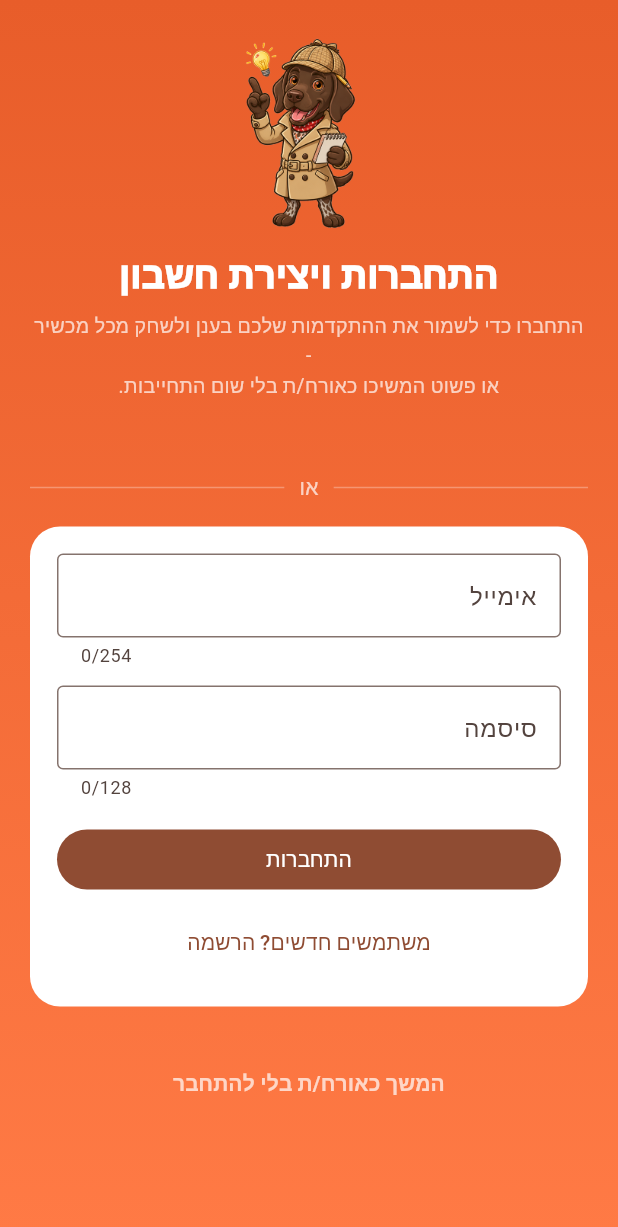
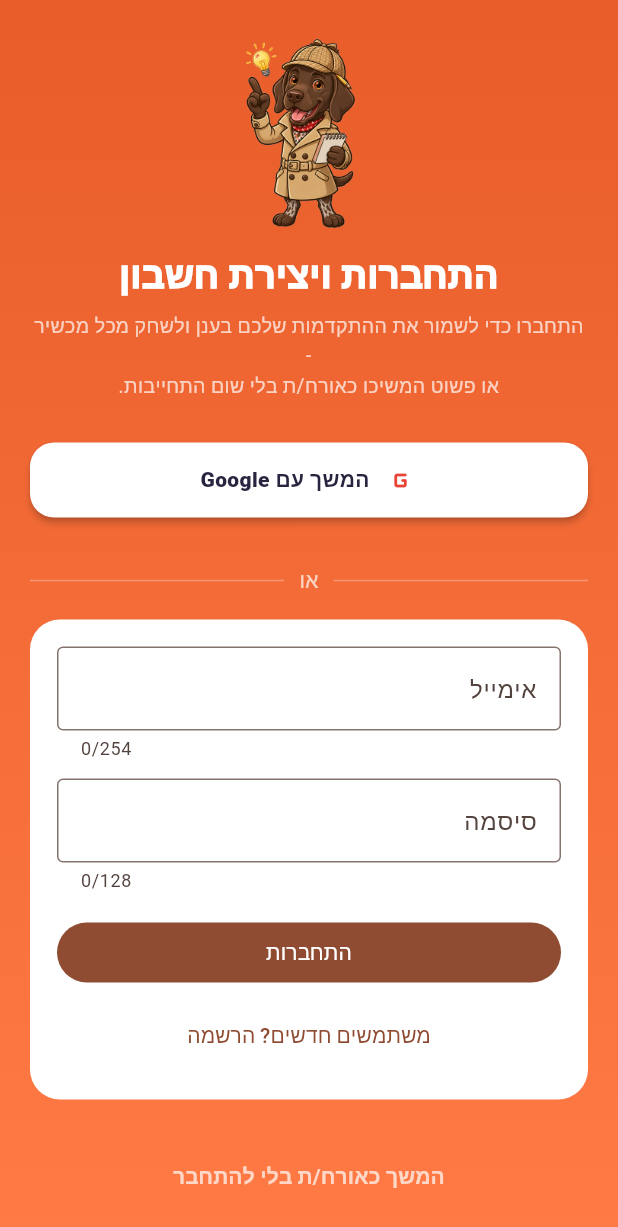
Before and after one commit to roni5604/WordboxGame, a Flutter app: the screen it shows after launch, after a tap on "התחברות עם מייל וסיסמה", on a phone screen of 412 x 824 dp. Shown: the top 1227 px of the screen. Run offline on Flutter 3.47's test engine with Material 3 defaults, Android fonts, the phone set to English and light mode, and no system bars; drawn by our look-alikes of flutter_animate; our stand-ins replace audioplayers, cloud_firestore, confetti, equatable, firebase_analytics, firebase_auth and 18 more; missing offline and left inert: app_tracking_transparency, dart:js_interop; accounts and stored records are empty; network calls fail; Roboto replaces fonts that are missing (Heebo).

Commit message:
Android ל-Google Play: התחברות Google, בלי מזהה פרסום, צילומי מסך ותמונה ראשית מתוקנים
- התחברות Google באנדרואיד (טביעות SHA של מפתח ההעלאה ב-Firebase, google-services.json מעודכן)
- הודעה ברורה כשאין חשבון Google במכשיר
- טקסט ההרשמה מציג רק שיטות שקיימות בפלטפורמה (בלי Apple באנדרואיד)
- הסרת הרשאות AD_ID ו-Privacy Sandbox (אין פרסומות בגרסה הזו)
- צילומי מסך 1080x1920 בלי חפיפת כותרת, תמונה ראשית ו-manifest בלי Boggle

Co-Authored-By: Claude Opus 5.5 <noreply@anthropic.com>

```diff
--- a/lib/data/repositories/firebase_auth_repository.dart
+++ b/lib/data/repositories/firebase_auth_repository.dart
@@ -236,8 +236,13 @@ class FirebaseAuthRepository implements AuthRepository {
       final userCred = await _linkOrSignIn(credential);
       return _mapUser(userCred.user!, isNewUser: userCred.additionalUserInfo?.isNewUser ?? false);
     } on GoogleSignInException catch (e) {
+      if (e.code == GoogleSignInExceptionCode.canceled) throw const AuthException('ההתחברות בוטלה.');
+      CrashReporting.recordNonFatal(e, reason: 'google_sign_in_${e.code.name}');
+      // באנדרואיד "unknownError" מגיע בעיקר כשאין חשבון Google במכשיר.
       throw AuthException(
-        e.code.name == 'canceled' ? 'ההתחברות בוטלה.' : 'ההתחברות עם Google נכשלה (${e.code.name}).',
+        e.code == GoogleSignInExceptionCode.unknownError
+            ? 'לא הצלחנו להתחבר עם Google. ודאו שיש חשבון Google במכשיר (הגדרות ← חשבונות), או התחברו עם מייל.'
+            : 'ההתחברות עם Google נכשלה (${e.code.name}).',
       );
     } catch (e) {
       throw _friendlyError(e);
--- a/lib/features/auth/auth_screen.dart
+++ b/lib/features/auth/auth_screen.dart
@@ -8,6 +8,7 @@ import 'package:go_router/go_router.dart';
 
 import '../../core/analytics/analytics_service.dart';
 import 'account_flows.dart';
+import 'sign_in_methods.dart';
 import '../../core/config/app_config.dart';
 import '../../core/security/input_rules.dart';
 import '../../core/theme/app_colors.dart';
@@ -43,12 +44,11 @@ class _AuthScreenState extends ConsumerState<AuthScreen> {
   bool _showEmailForm = false;
   String? _busyAction;
 
-  // באתר Apple דורש הגדרת Services ID ב-Firebase - מוסתר עד אז (ראו AppConfig).
-  bool get _appleAvailable => kIsWeb ? AppConfig.appleLoginWeb : (Platform.isIOS || Platform.isMacOS);
+  bool get _appleAvailable => appleSignInAvailable();
 
-  // ב-iOS ה-Client ID מוגדר (GIDClientID + REVERSED_CLIENT_ID). באנדרואיד
-  // Google דורש עוד טביעות SHA ב-Firebase, ולכן נשאר מאחורי GOOGLE_LOGIN_NATIVE.
-  bool get _googleAvailable => kIsWeb || Platform.isIOS || AppConfig.googleLoginNative;
+  // ב-iOS ה-Client ID מוגדר (GIDClientID + REVERSED_CLIENT_ID). באנדרואיד טביעות
+  // ה-SHA של מפתח ההעלאה ושל Play App Signing רשומות ב-Firebase.
+  bool get _googleAvailable => kIsWeb || Platform.isIOS || Platform.isAndroid || AppConfig.googleLoginNative;
 
   @override
   void dispose() {
--- /dev/null
+++ b/lib/features/auth/sign_in_methods.dart
@@ -0,0 +1,12 @@
+import 'dart:io' show Platform;
+
+import 'package:flutter/foundation.dart' show kIsWeb;
+
+import '../../core/config/app_config.dart';
+
+/// התחברות עם Apple: ב-iOS/macOS, ובאתר רק אחרי הגדרת Services ID ב-Firebase
+/// (ראו AppConfig). באנדרואיד לא מוצגת.
+bool appleSignInAvailable() => kIsWeb ? AppConfig.appleLoginWeb : (Platform.isIOS || Platform.isMacOS);
+
+/// לטקסטים כמו "הרשמו בחינם עם ..." - רק שיטות שבאמת מופיעות במסך ההתחברות.
+String signInMethodsText() => appleSignInAvailable() ? 'Google, Apple או מייל' : 'Google או מייל';
--- a/lib/features/game/game_screen.dart
+++ b/lib/features/game/game_screen.dart
@@ -41,6 +41,7 @@ import 'widgets/words_goal_panel.dart';
 import '../../core/platform/top_bar_tint.dart';
 import '../../core/platform/browser_back_guard.dart';
 import '../../core/feedback/haptics.dart';
+import '../auth/sign_in_methods.dart';
 
 /// תוצאת שלב שהושלם - מועברת למסך התוצאה דרך go_router `extra`.
 class GameScreenResult extends Equatable {
@@ -1037,7 +1038,7 @@ class _GameHeader extends ConsumerWidget {
         title: 'רמזים שמורים לרשומים',
         ribbon: CandyPalette.gold,
         message:
-            'הרשמו בחינם עם Google, Apple או מייל וקבלו רמזי מתנה '
+            'הרשמו בחינם עם ${signInMethodsText()} וקבלו רמזי מתנה '
             'מיד ובונוס יומי - בלי לאבד את ההתקדמות הנוכחית שלכם.',
         actions: [
           CandyButton(
--- a/lib/features/store/store_screen.dart
+++ b/lib/features/store/store_screen.dart
@@ -17,6 +17,7 @@ import '../ads/native_ad_card.dart';
 import '../ads/store_ad_gift_card.dart';
 import '../../core/ui/candy_button.dart';
 import '../../core/platform/top_bar_tint.dart';
+import '../auth/sign_in_methods.dart';
 
 class _HintPack {
   final int hints;
@@ -517,8 +518,8 @@ class _GuestHintsCta extends StatelessWidget {
               style: TextStyle(color: Colors.white, fontSize: 20, fontWeight: FontWeight.w900),
             ),
             const SizedBox(height: 10),
-            const Text(
-              'הרשמו בחינם עם Google, Apple או מייל - ותקבלו רמזי '
+            Text(
+              'הרשמו בחינם עם ${signInMethodsText()} - ותקבלו רמזי '
               'מתנה מיד, בונוס יומי עם רמזים ומטבעות, ואפשרות לקנות עוד עם '
               'המטבעות שלכם.',
               textAlign: TextAlign.center,
```
Also changed, not shown: lib/core/config/app_config.dart (+3 -4 lines), docs/google-play/feature-graphic-1024x500.png, 11 other files.
